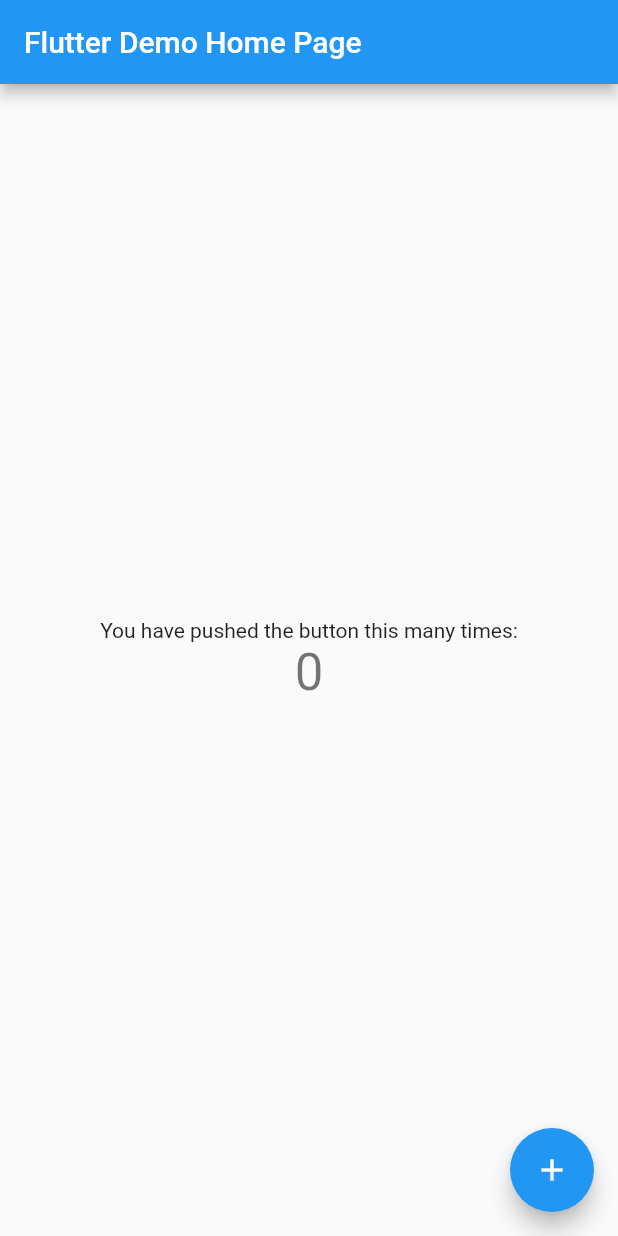
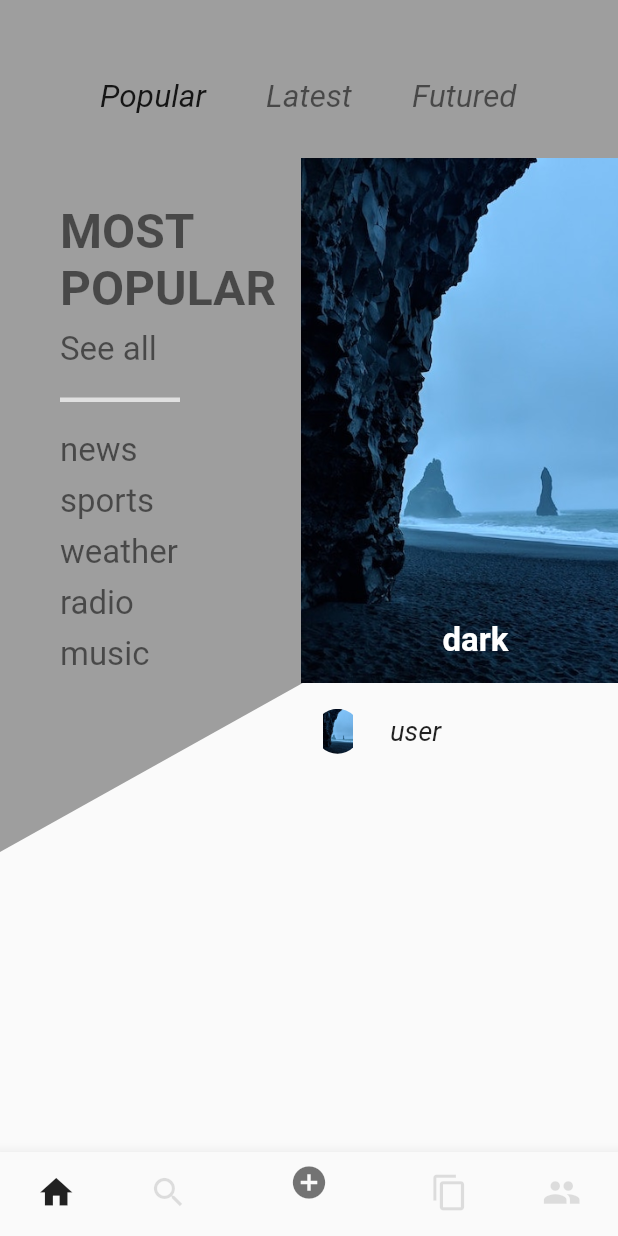
Before and after one commit to coka01/flutter_ui_challenge, a Flutter app: the screen it shows after launch, on a phone screen of 412 x 824 dp. Run offline on Flutter 3.47's test engine with Material 2 defaults, Android fonts, the phone set to English and light mode, and no system bars.

Commit message:
トップページ作成

```diff
--- /dev/null
+++ b/lib/content_widget.dart
@@ -0,0 +1,74 @@
+
+import 'package:flutter/material.dart';
+
+class ContentWidget extends StatelessWidget {
+  final String imageName;
+  final String title;
+  final String userName;
+
+  ContentWidget({Key key, @required this.imageName, @required this.title,
+    @required this.userName}) : super(key: key);
+
+  @override
+  Widget build(BuildContext context) {
+    return Column(
+      children: <Widget>[
+        _contentImageView(),
+        _contentText(),
+      ],
+    );
+  }
+
+  Widget _contentImageView() {
+    return Container(
+      height: 380,
+      width: 254,
+      child: Stack(
+        children: <Widget>[
+          Align(
+            alignment: Alignment.center,
+            child: Container(
+              margin: EdgeInsets.symmetric(vertical: 15.0, horizontal: 5.0),
+              child: Image.asset(imageName, fit: BoxFit.fill,),
+            ),
+          ),
+          Container(
+            alignment: Alignment.bottomCenter,
+            margin: EdgeInsets.only(left: 10.0, top: 10.0, right: 10.0, bottom: 30.0),
+            child: Text(title,
+              style: TextStyle(color: Colors.white,
+                  fontSize: 22.0,
+                  fontWeight: FontWeight.bold),
+            ),
+          ),
+        ],
+      ),
+    );
+  }
+
+  Widget _contentText() {
+    return Container(
+      height: 35,
+      width: 254,
+      child: Row(
+        mainAxisAlignment: MainAxisAlignment.start,
+        children: <Widget>[
+          Container(
+            margin: EdgeInsets.symmetric(horizontal: 20.0),
+            width: 30,
+            height: 30,
+            decoration: BoxDecoration(
+              shape: BoxShape.circle,
+              image: DecorationImage(image: AssetImage(imageName),),
+            ),
+          ),
+          Text(userName,
+            style: TextStyle(fontSize: 18.0,
+              fontStyle: FontStyle.italic
+            ),
+          ),
+        ],
+      ),
+    );
+  }
+}
--- /dev/null
+++ b/lib/dialogonal_clipper.dart
@@ -0,0 +1,17 @@
+
+import 'package:flutter/material.dart';
+
+class DialogonalClipper extends CustomClipper<Path> {
+  @override
+  Path getClip(Size size) {
+    Path path = new Path();
+    path.lineTo(0.0, size.height - 200);
+    path.lineTo(size.width, size.height - 430);
+    path.lineTo(size.width, 0.0);
+    path.close();
+    return path;
+  }
+
+  @override
+  bool shouldReclip(CustomClipper<Path> oldClipper) => true;
+}
--- a/lib/main.dart
+++ b/lib/main.dart
@@ -1,111 +1,214 @@
 import 'package:flutter/material.dart';
+import 'package:flutter_ui_challenge/content_widget.dart';
+import 'package:flutter_ui_challenge/dialogonal_clipper.dart';
 
 void main() => runApp(MyApp());
 
 class MyApp extends StatelessWidget {
-  // This widget is the root of your application.
   @override
   Widget build(BuildContext context) {
     return MaterialApp(
-      title: 'Flutter Demo',
       theme: ThemeData(
-        // This is the theme of your application.
-        //
-        // Try running your application with "flutter run". You'll see the
-        // application has a blue toolbar. Then, without quitting the app, try
-        // changing the primarySwatch below to Colors.green and then invoke
-        // "hot reload" (press "r" in the console where you ran "flutter run",
-        // or simply save your changes to "hot reload" in a Flutter IDE).
-        // Notice that the counter didn't reset back to zero; the application
-        // is not restarted.
-        primarySwatch: Colors.blue,
+        primarySwatch: Colors.grey,
       ),
-      home: MyHomePage(title: 'Flutter Demo Home Page'),
+      home: MyHomePage(),
     );
   }
 }
 
 class MyHomePage extends StatefulWidget {
-  MyHomePage({Key key, this.title}) : super(key: key);
-
-  // This widget is the home page of your application. It is stateful, meaning
-  // that it has a State object (defined below) that contains fields that affect
-  // how it looks.
-
-  // This class is the configuration for the state. It holds the values (in this
-  // case the title) provided by the parent (in this case the App widget) and
-  // used by the build method of the State. Fields in a Widget subclass are
-  // always marked "final".
-
-  final String title;
+  MyHomePage({Key key}) : super(key: key);
 
   @override
   _MyHomePageState createState() => _MyHomePageState();
 }
 
 class _MyHomePageState extends State<MyHomePage> {
-  int _counter = 0;
-
-  void _incrementCounter() {
-    setState(() {
-      // This call to setState tells the Flutter framework that something has
-      // changed in this State, which causes it to rerun the build method below
-      // so that the display can reflect the updated values. If we changed
-      // _counter without calling setState(), then the build method would not be
-      // called again, and so nothing would appear to happen.
-      _counter++;
-    });
-  }
 
   @override
   Widget build(BuildContext context) {
-    // This method is rerun every time setState is called, for instance as done
-    // by the _incrementCounter method above.
-    //
-    // The Flutter framework has been optimized to make rerunning build methods
-    // fast, so that you can just rebuild anything that needs updating rather
-    // than having to individually change instances of widgets.
     return Scaffold(
-      appBar: AppBar(
-        // Here we take the value from the MyHomePage object that was created by
-        // the App.build method, and use it to set our appbar title.
-        title: Text(widget.title),
+      body: Stack(
+        children: <Widget>[
+          _buildBackground(),
+          _buildMainContents(),
+        ],
       ),
-      body: Center(
-        // Center is a layout widget. It takes a single child and positions it
-        // in the middle of the parent.
-        child: Column(
-          // Column is also layout widget. It takes a list of children and
-          // arranges them vertically. By default, it sizes itself to fit its
-          // children horizontally, and tries to be as tall as its parent.
-          //
-          // Invoke "debug painting" (press "p" in the console, choose the
-          // "Toggle Debug Paint" action from the Flutter Inspector in Android
-          // Studio, or the "Toggle Debug Paint" command in Visual Studio Code)
-          // to see the wireframe for each widget.
-          //
-          // Column has various properties to control how it sizes itself and
-          // how it positions its children. Here we use mainAxisAlignment to
-          // center the children vertically; the main axis here is the vertical
-          // axis because Columns are vertical (the cross axis would be
-          // horizontal).
-          mainAxisAlignment: MainAxisAlignment.center,
-          children: <Widget>[
-            Text(
-              'You have pushed the button this many times:',
+      bottomNavigationBar: _buildBottomNavigation(),
+    );
+  }
+
+  Widget _buildMainContents() {
+    return Column(
+      children: <Widget>[
+        _buildHeaderMenu(),
+        SizedBox(
+          height: 440.0,
+          child: ListView(
+            scrollDirection: Axis.horizontal,
+            children: <Widget>[
+            _buildTopText(),
+            _buildTopImageList(),
+            ],
+          ),
+        ),
+      ],
+    );
+  }
+
+  Widget _buildTopImageList() {
+    return
+      Row(
+      children: <Widget>[
+        ContentWidget(imageName: "assets/dark.jpg", title: "dark", userName: "user"),
+        ContentWidget(imageName: "assets/mountain.jpg", title: "mountain", userName: "user",),
+        ContentWidget(imageName: "assets/night.jpg", title: "night", userName: "user"),
+        ContentWidget(imageName: "assets/sea.jpg", title: "sea", userName: "user"),
+        ContentWidget(imageName: "assets/sun.jpg", title: "sun", userName: "user"),
+      ],
+    );
+  }
+
+  Widget _buildHeaderMenu() {
+    return Container(
+      margin: EdgeInsets.only(top: 40.0),
+      height: 50.0,
+      child: Row(
+        mainAxisAlignment: MainAxisAlignment.center,
+        children: <Widget>[
+          Expanded(
+            flex: 1,
+            child: Align(
+              alignment: Alignment.centerRight,
+              child: Text("Popular",
+                style: TextStyle(fontSize: 21.0,
+                    fontStyle: FontStyle.italic),
+              ),
             ),
-            Text(
-              '$_counter',
-              style: Theme.of(context).textTheme.display1,
+          ),
+          Expanded(
+            flex: 1,
+            child: Align(
+              alignment: Alignment.center,
+              child: Text("Latest",
+                style: TextStyle(fontSize: 21.0,
+                    fontStyle: FontStyle.italic,
+                    color: Colors.black54),
+              ),
             ),
-          ],
+          ),
+          Expanded(
+            flex: 1,
+            child: Align(
+              alignment: Alignment.centerLeft,
+              child: Text("Futured",
+                style: TextStyle(fontSize: 21.0,
+                    fontStyle: FontStyle.italic,
+                    color: Colors.black54),
+              ),
+            ),
+          ),
+        ],
+      ),
+    );
+  }
+
+  Widget _buildTopText() {
+    return Container(
+      margin: EdgeInsets.only(left: 40.0, top: 40.0, bottom: 40.0),
+      height: 350,
+      width: 150,
+      child: Column(
+        crossAxisAlignment: CrossAxisAlignment.start,
+        children: <Widget>[
+          _buildTitleText(),
+          _buildCategoryText("See all"),
+          _buildLine(),
+          _buildCategoryText("news"),
+          _buildCategoryText("sports"),
+          _buildCategoryText("weather"),
+          _buildCategoryText("radio"),
+          _buildCategoryText("music"),
+        ],
+      ),
+    );
+  }
+
+  Widget _buildTitleText() {
+    return Container(
+      margin: EdgeInsets.symmetric(vertical: 5.0),
+      child: Text("MOST\nPOPULAR",
+        style: TextStyle(fontSize: 32.0,
+            fontWeight: FontWeight.bold,
+            color: Colors.black54),
+      ),
+    );
+  }
+
+  Widget _buildCategoryText(String title) {
+    return Container(
+      child: Text(title,
+        style: TextStyle(fontSize: 22.0,
+        color: Colors.black54),
+      ),
+      margin: EdgeInsets.symmetric(vertical: 4.0),
+    );
+  }
+
+  Widget _buildLine() {
+    return Container(
+      margin: EdgeInsets.symmetric(vertical: 15.0),
+      height: 3.0,
+      width: 80.0,
+      color: Colors.grey[300],
+    );
+  }
+
+  Widget _buildBackground() {
+    return ClipPath (
+          clipper: DialogonalClipper(),
+          child: Container(
+            color: Colors.grey,
+          ),
+    );
+  }
+
+  Widget _buildBottomNavigation() {
+    return BottomNavigationBar(
+      iconSize: 26.0,
+      currentIndex: 2,
+      items: [
+        BottomNavigationBarItem(
+          icon: Icon(Icons.home,
+            color: Colors.black87,
+          ),
+          title: Text(""),
         ),
-      ),
-      floatingActionButton: FloatingActionButton(
-        onPressed: _incrementCounter,
-        tooltip: 'Increment',
-        child: Icon(Icons.add),
-      ), // This trailing comma makes auto-formatting nicer for build methods.
+        BottomNavigationBarItem(
+          icon: Icon(Icons.search,
+            color: Colors.black12,
+          ),
+          title: Text(""),
+        ),
+        BottomNavigationBarItem(
+          icon: Icon(Icons.add_circle,
+            color: Colors.black54,
+          ),
+          title: Text(""),
+        ),
+        BottomNavigationBarItem(
+          icon: Icon(Icons.content_copy,
+            color: Colors.black12,
+          ),
+          title: Text(""),
+        ),
+        BottomNavigationBarItem(
+          icon: Icon(Icons.people,
+            color: Colors.black12,
+          ),
+          title: Text(""),
+        ),
+      ],
     );
   }
 }
--- a/pubspec.yaml
+++ b/pubspec.yaml
@@ -39,6 +39,8 @@ flutter:
   # included with your application, so that you can use the icons in
   # the material Icons class.
   uses-material-design: true
+  assets:
+    - "assets/"
 
   # To add assets to your application, add an assets section, like this:
   # assets:
```
Also changed, not shown: assets/dark.jpg (added), assets/mountain.jpg (added), assets/night.jpg (added), assets/sea.jpg (added), assets/sun.jpg (added).
